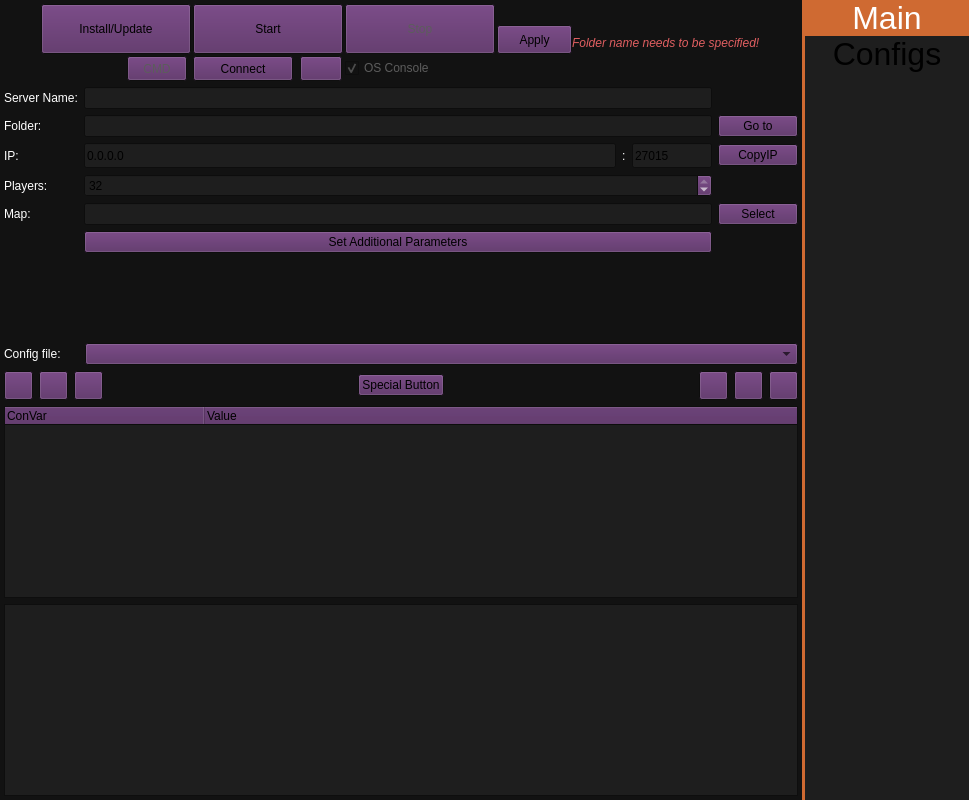
Above: serverwindow.ui from metootem/TF2-Dedicated-Server-Manager before the change. Below: the same form after it.
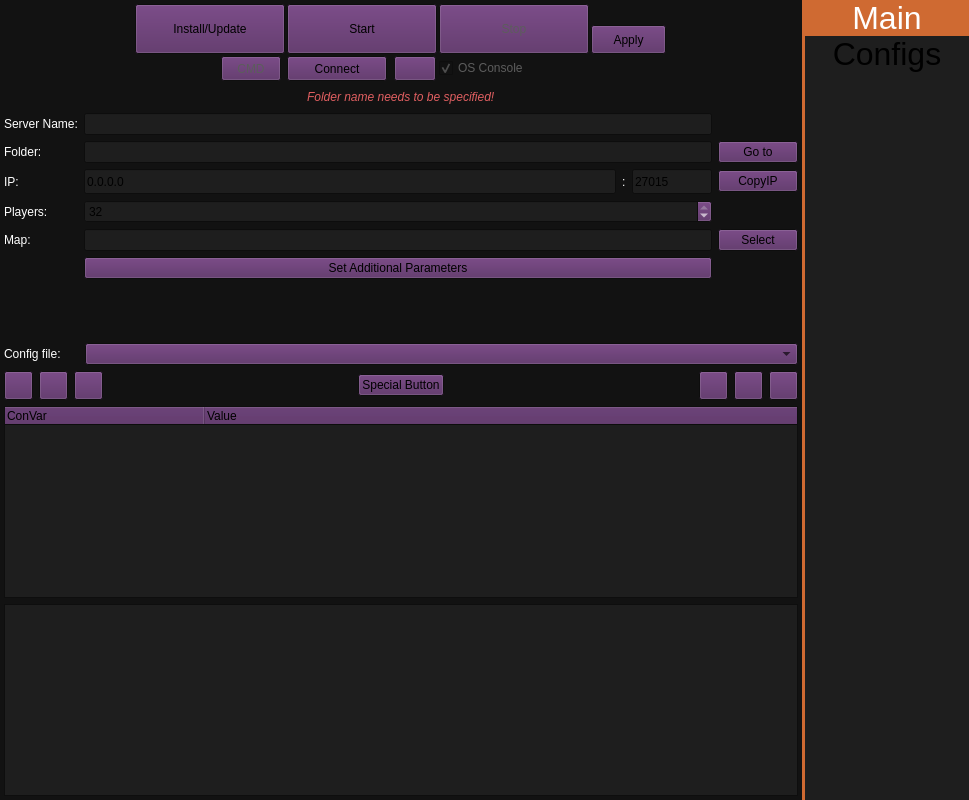
That is the form after the change. Icons and pictures are not drawn.

Commit message: Fixed servers not being added when a new main config was made

```diff
--- a/serverwindow.ui
+++ b/serverwindow.ui
@@ -331,25 +331,12 @@
           <property name="spacing">
            <number>0</number>
           </property>
-          <item>
-           <spacer name="horizontalSpacer_5">
-            <property name="orientation">
-             <enum>Qt::Orientation::Horizontal</enum>
-            </property>
-            <property name="sizeHint" stdset="0">
-             <size>
-              <width>40</width>
-              <height>20</height>
-             </size>
-            </property>
-           </spacer>
-          </item>
           <item>
            <layout class="QGridLayout" name="gridLayout_2">
             <property name="spacing">
              <number>2</number>
             </property>
-            <item row="1" column="1">
+            <item row="1" column="2">
              <layout class="QHBoxLayout" name="horizontalLayout_2">
               <property name="spacing">
                <number>7</number>
@@ -403,7 +390,7 @@
               </item>
              </layout>
             </item>
-            <item row="1" column="0">
+            <item row="1" column="1">
              <layout class="QHBoxLayout" name="horizontalLayout_3">
               <property name="spacing">
                <number>7</number>
@@ -451,7 +438,7 @@
               </item>
              </layout>
             </item>
-            <item row="1" column="2">
+            <item row="1" column="3">
              <widget class="QCheckBox" name="chkConsole">
               <property name="enabled">
                <bool>false</bool>
@@ -464,7 +451,7 @@
               </property>
              </widget>
             </item>
-            <item row="0" column="2">
+            <item row="0" column="3">
              <widget class="QPushButton" name="btnStopServer">
               <property name="enabled">
                <bool>false</bool>
@@ -487,28 +474,6 @@
              </widget>
             </item>
             <item row="0" column="1">
-             <widget class="QPushButton" name="btnStartServer">
-              <property name="enabled">
-               <bool>true</bool>
-              </property>
-              <property name="minimumSize">
-               <size>
-                <width>150</width>
-                <height>50</height>
-               </size>
-              </property>
-              <property name="maximumSize">
-               <size>
-                <width>150</width>
-                <height>50</height>
-               </size>
-              </property>
-              <property name="text">
-               <string>Start</string>
-              </property>
-             </widget>
-            </item>
-            <item row="0" column="0">
              <widget class="QPushButton" name="btnInstallServer">
               <property name="minimumSize">
                <size>
@@ -527,7 +492,7 @@
               </property>
              </widget>
             </item>
-            <item row="0" column="3">
+            <item row="0" column="4">
              <layout class="QVBoxLayout" name="verticalLayout_3">
               <property name="rightMargin">
                <number>0</number>
@@ -572,8 +537,50 @@
               </item>
              </layout>
             </item>
+            <item row="0" column="2">
+             <widget class="QPushButton" name="btnStartServer">
+              <property name="enabled">
+               <bool>true</bool>
+              </property>
+              <property name="minimumSize">
+               <size>
+                <width>150</width>
+                <height>50</height>
+               </size>
+              </property>
+              <property name="maximumSize">
+               <size>
+                <width>150</width>
+                <height>50</height>
+               </size>
+              </property>
+              <property name="text">
+               <string>Start</string>
+              </property>
+             </widget>
+            </item>
            </layout>
           </item>
+         </layout>
+        </item>
+        <item>
+         <layout class="QHBoxLayout" name="horizontalLayout_8">
+          <property name="bottomMargin">
+           <number>0</number>
+          </property>
+          <item>
+           <spacer name="horizontalSpacer_4">
+            <property name="orientation">
+             <enum>Qt::Orientation::Horizontal</enum>
+            </property>
+            <property name="sizeHint" stdset="0">
+             <size>
+              <width>40</width>
+              <height>20</height>
+             </size>
+            </property>
+           </spacer>
+          </item>
           <item>
            <widget class="QLabel" name="lblFolderError">
             <property name="palette">
@@ -615,7 +622,7 @@
            </widget>
           </item>
           <item>
-           <spacer name="horizontalSpacer_4">
+           <spacer name="horizontalSpacer_5">
             <property name="orientation">
              <enum>Qt::Orientation::Horizontal</enum>
             </property>
```
The commit also changes 3 other files.
